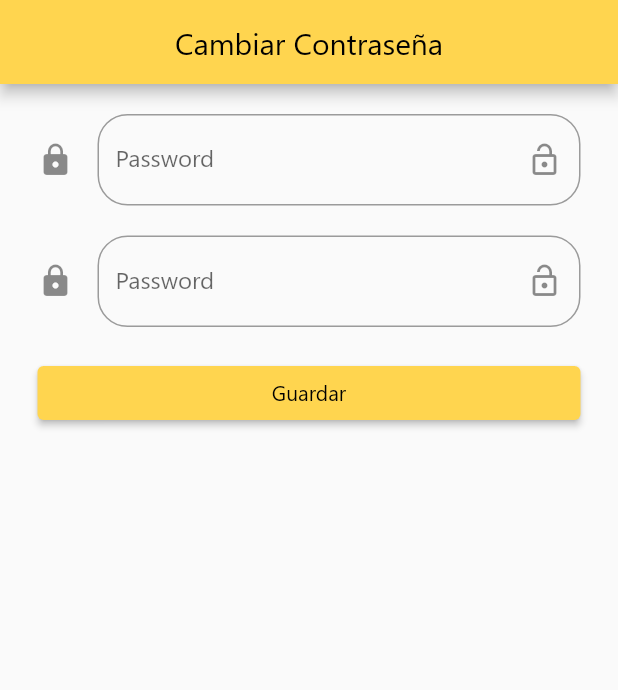
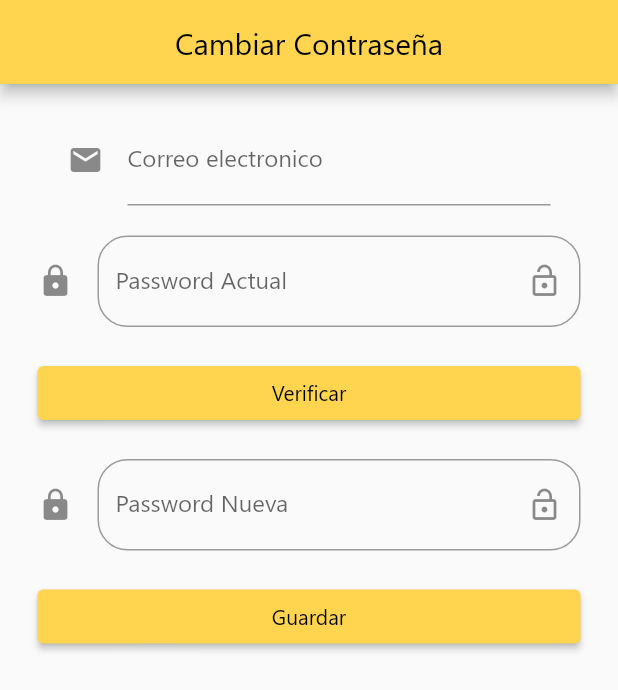
Before and after one commit to ariel131998/aplicacion_retec, a Flutter app: the ContrasenaScreen screen opened by its route, on a phone screen of 412 x 824 dp. Shown: the top 690 px of the screen. Run offline on Flutter 3.47's test engine with Material 2 defaults, Android fonts, the phone set to English and light mode, and no system bars; our stand-ins replace cloud_firestore, firebase_auth, firebase_core, firebase_storage, fluttertoast, geocoding and 3 more; accounts and stored records are empty; network calls fail.

Commit message:
Pagina cambiar contrasena agregada
Se agrego el cambio de contrasena correctamente

```diff
--- a/lib/src/pages/cliente_scrren_prueba.dart
+++ b/lib/src/pages/cliente_scrren_prueba.dart
@@ -235,13 +235,13 @@ class _ClienteScreen2 extends State<ClienteScreen2> {
                     .length, //cantidad de elementos que se encuentran en la base de datos
                 itemBuilder: (BuildContext context, int index) {
                   //inndex cambiar por doc de snapshot
-                  imagen = snapshot.data!.docs.elementAt(index).get("name");
+                  imagen = snapshot.data!.docs.elementAt(index).get("nombre");
                   categoria =
                       snapshot.data!.docs.elementAt(index).get("categoria");
                   tiempo = snapshot.data!.docs.elementAt(index).get("tiempo");
                   estrellas =
                       snapshot.data!.docs.elementAt(index).get("Calficacion");
-                  logo = snapshot.data!.docs.elementAt(index).get("logo");
+                  logo = snapshot.data!.docs.elementAt(index).get("imagen");
                   return Column(
                     children: [
                       _crearTargeta(imagen, categoria, tiempo, estrellas, logo),
--- a/lib/src/pages/contrasena_screen.dart
+++ b/lib/src/pages/contrasena_screen.dart
@@ -1,4 +1,7 @@
+import 'package:cloud_firestore/cloud_firestore.dart';
 import 'package:flutter/material.dart';
+import 'package:flutter_retec/authentification/authentification_firebase.dart';
+import 'package:provider/src/provider.dart';
 
 class ContrasenaScreen extends StatefulWidget {
   const ContrasenaScreen({Key? key}) : super(key: key);
@@ -8,6 +11,9 @@ class ContrasenaScreen extends StatefulWidget {
 }
 
 class _ContrasenaScreenState extends State<ContrasenaScreen> {
+  final passwordController1 = TextEditingController();
+  final emailController = TextEditingController();
+  final passwordControllerActual = TextEditingController();
   @override
   Widget build(BuildContext context) {
     return Scaffold(
@@ -20,48 +26,108 @@ class _ContrasenaScreenState extends State<ContrasenaScreen> {
             padding:
                 const EdgeInsets.symmetric(horizontal: 25.0, vertical: 20.0),
             children: [
-              _contrasenaActual(),
+              _emailActual(emailController),
               const SizedBox(height: 20.0),
-              _contrasenaNueva(),
+              _contrasenaActual(passwordControllerActual),
               const SizedBox(height: 20.0),
-              _guardarCambios(),
+              _botonReautentificacion(context),
+              const SizedBox(height: 20.0),
+              _contrasenaNueva(passwordController1),
+              const SizedBox(height: 20.0),
+              _guardarCambios(context),
               const SizedBox(height: 20.0),
             ]));
   }
 
-  Widget _contrasenaActual() {
+  Widget _contrasenaActual(TextEditingController passwordControllerActual) {
     return TextField(
+        //autofocus: true,
+        controller: passwordControllerActual,
+        obscureText: true,
+        decoration: InputDecoration(
+            border:
+                OutlineInputBorder(borderRadius: BorderRadius.circular(20.0)),
+            hintText: 'Password Actual',
+            labelText: 'Password Actual',
+            suffixIcon: const Icon(Icons.lock_open),
+            icon: const Icon(Icons.lock)),
+        onChanged: (valor) => setState(() {}));
+  }
+
+  Widget _contrasenaNueva(TextEditingController passwordController1) {
+    return TextField(
+        controller: passwordController1,
         //autofocus: true,
         obscureText: true,
         decoration: InputDecoration(
             border:
                 OutlineInputBorder(borderRadius: BorderRadius.circular(20.0)),
-            hintText: 'Password',
-            labelText: 'Password',
+            hintText: 'Password Nueva',
+            labelText: 'Password Nueva',
             suffixIcon: const Icon(Icons.lock_open),
             icon: const Icon(Icons.lock)),
         onChanged: (valor) => setState(() {}));
   }
 
-  Widget _contrasenaNueva() {
-    return TextField(
-        //autofocus: true,
-        obscureText: true,
-        decoration: InputDecoration(
-            border:
-                OutlineInputBorder(borderRadius: BorderRadius.circular(20.0)),
-            hintText: 'Password',
-            labelText: 'Password',
-            suffixIcon: const Icon(Icons.lock_open),
-            icon: const Icon(Icons.lock)),
-        onChanged: (valor) => setState(() {}));
-  }
-
-  Widget _guardarCambios() {
+  Widget _guardarCambios(BuildContext context) {
     return ElevatedButton(
         onPressed: () {
+          _actualizarDatosBase(context);
           Navigator.pop(context);
         },
         child: const Text('Guardar'));
   }
+
+  void _actualizarDatosBase(BuildContext context) async {
+    //print(passwordController1.text.trim());
+    //primero tenemos que realizar una reautentificacion para que se pueda cambiar contrasena
+    // context.read<AuthentificationFirebase>().autentificarNuevamente(
+    //   email: emailController.text.trim(),
+    //   password: passwordControllerActual.text.trim()
+    // );
+
+    context.read<AuthentificationFirebase>().cambiarContrasenaUsuario(
+          newPassword: passwordController1.text.trim(),
+        );
+    //hasta aqui ya se actualzizo en firebaseauth, falta en firebasebd
+    var db = FirebaseFirestore.instance;
+    CollectionReference collectionReference = db.collection('cuentas');
+    String correoBaseDatos =
+        context.read<AuthentificationFirebase>().obtenerUsuario();
+    collectionReference
+        .doc(correoBaseDatos)
+        .update({'contraseña': passwordController1.text.trim()});
+  }
+
+  Widget _emailActual(TextEditingController emailController) {
+    return StreamBuilder(
+        builder: (BuildContext context, AsyncSnapshot snapshot) {
+      return Container(
+        padding: const EdgeInsets.symmetric(horizontal: 20.0),
+        child: TextField(
+          controller: emailController,
+          keyboardType: TextInputType.emailAddress,
+          decoration: const InputDecoration(
+            icon: Icon(Icons.email),
+            hintText: 'ejemplo@correo.com',
+            labelText: 'Correo electronico',
+          ),
+          onChanged: (email) {
+            // se guarda el email ingresado
+          },
+        ),
+      );
+    });
+  }
+
+  _botonReautentificacion(BuildContext context ){
+    return ElevatedButton(
+        //style: ,
+        onPressed: () {
+          context.read<AuthentificationFirebase>().autentificarNuevamente(
+              email: emailController.text.trim(),
+              password: passwordControllerActual.text.trim());
+        },
+        child: const Text('Verificar'));
+  }
 }
```
Also changed, not shown: lib/authentification/authentification_firebase.dart (+37 -0 lines).
